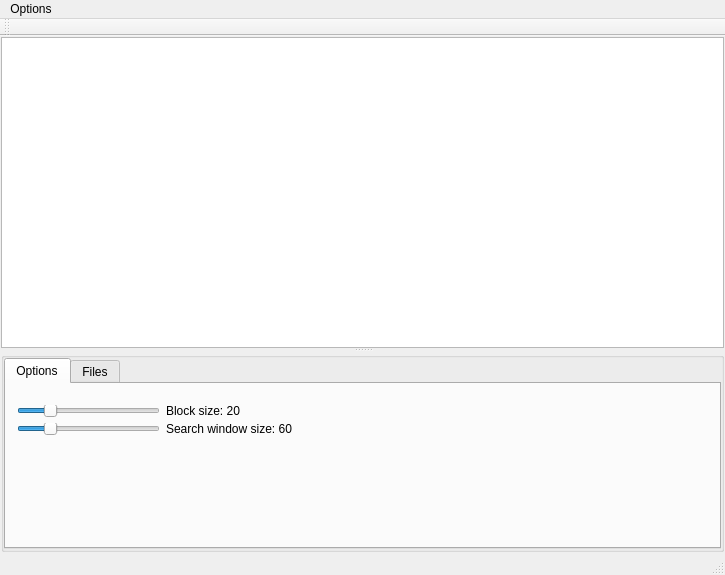
This is mainwindow.ui in andreisebastianc/Cloud-movement-detection-in-satellite-images as Qt 5 draws it before an edit. The edited form follows.
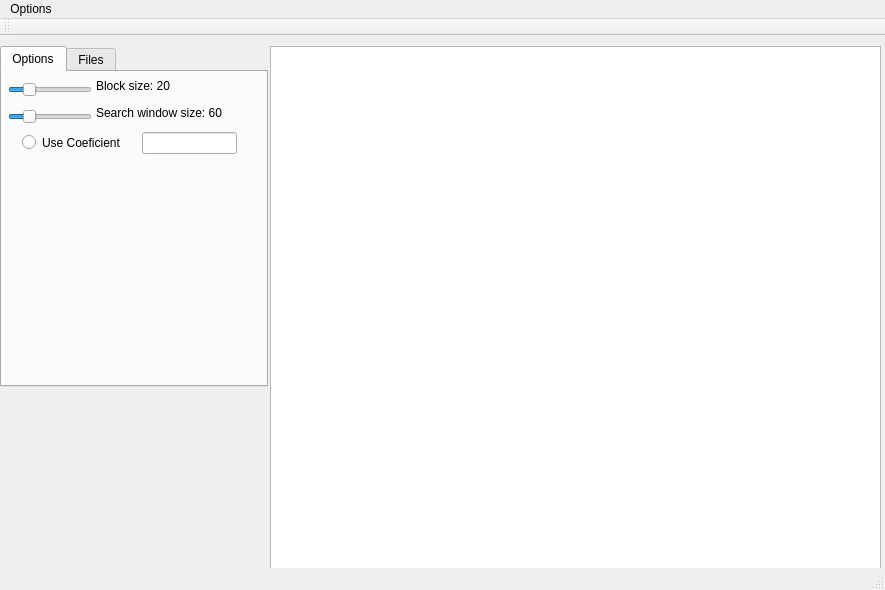
This is the edited form.

Commit message: Updated the algorithm used for BM. It now works, albeit with errors. Rearranged stuff in the design because it was not though out well. In the MainWindow a function that handles redrawing was added. There is currently a bug with the way movement lines are drawn. There needs to be implemented logic for when pictures that don't have width and height equal are used. There needs to be implemented a way to use files that are checked in the list widget. A grid must be implemented that rescales to the size of the block.

The edit to the form file:
```diff
--- a/mainwindow.ui
+++ b/mainwindow.ui
@@ -6,12 +6,12 @@
    <rect>
     <x>0</x>
     <y>0</y>
-    <width>725</width>
-    <height>575</height>
+    <width>885</width>
+    <height>590</height>
    </rect>
   </property>
   <property name="sizePolicy">
-   <sizepolicy hsizetype="Preferred" vsizetype="Fixed">
+   <sizepolicy hsizetype="Preferred" vsizetype="Preferred">
     <horstretch>0</horstretch>
     <verstretch>0</verstretch>
    </sizepolicy>
@@ -20,45 +20,15 @@
    <string>MainWindow</string>
   </property>
   <widget class="QWidget" name="centralWidget">
-   <layout class="QGridLayout" name="gridLayout_2">
-    <property name="margin">
-     <number>1</number>
-    </property>
-    <item row="0" column="0">
-     <widget class="QSplitter" name="splitter">
-      <property name="orientation">
-       <enum>Qt::Vertical</enum>
-      </property>
-      <widget class="QGraphicsView" name="imageDisplayer">
-       <property name="sizePolicy">
-        <sizepolicy hsizetype="Expanding" vsizetype="Preferred">
-         <horstretch>0</horstretch>
-         <verstretch>0</verstretch>
-        </sizepolicy>
-       </property>
-      </widget>
-      <widget class="QGroupBox" name="groupBox">
-       <property name="sizePolicy">
-        <sizepolicy hsizetype="Preferred" vsizetype="MinimumExpanding">
-         <horstretch>0</horstretch>
-         <verstretch>0</verstretch>
-        </sizepolicy>
-       </property>
-       <property name="maximumSize">
-        <size>
-         <width>16777215</width>
-         <height>200</height>
-        </size>
-       </property>
-       <property name="title">
-        <string/>
-       </property>
-       <layout class="QGridLayout" name="gridLayout">
-        <property name="margin">
-         <number>0</number>
-        </property>
-        <item row="1" column="0">
          <widget class="QTabWidget" name="tabWidget">
+    <property name="geometry">
+     <rect>
+      <x>0</x>
+      <y>10</y>
+      <width>268</width>
+      <height>341</height>
+     </rect>
+    </property>
           <property name="tabPosition">
            <enum>QTabWidget::North</enum>
           </property>
@@ -69,18 +39,63 @@
            <attribute name="title">
             <string>Options</string>
            </attribute>
-           <widget class="QWidget" name="layoutWidget">
+     <widget class="QRadioButton" name="radioButton">
             <property name="geometry">
              <rect>
-              <x>0</x>
-              <y>10</y>
-              <width>311</width>
-              <height>52</height>
-             </rect>
-            </property>
-            <layout class="QGridLayout" name="gridLayout_4">
-             <item row="0" column="0">
+        <x>20</x>
+        <y>60</y>
+        <width>107</width>
+        <height>21</height>
+       </rect>
+      </property>
+      <property name="text">
+       <string>Use Coeficient</string>
+      </property>
+     </widget>
+     <widget class="QLineEdit" name="lineEdit">
+      <property name="geometry">
+       <rect>
+        <x>140</x>
+        <y>60</y>
+        <width>95</width>
+        <height>22</height>
+       </rect>
+      </property>
+     </widget>
+     <widget class="QLabel" name="blockSizeLabel">
+      <property name="geometry">
+       <rect>
+        <x>94</x>
+        <y>6</y>
+        <width>140</width>
+        <height>16</height>
+       </rect>
+      </property>
+      <property name="minimumSize">
+       <size>
+        <width>140</width>
+        <height>0</height>
+       </size>
+      </property>
+      <property name="maximumSize">
+       <size>
+        <width>140</width>
+        <height>16777215</height>
+       </size>
+      </property>
+      <property name="text">
+       <string>Block size: 20</string>
+      </property>
+     </widget>
               <widget class="QSlider" name="blockSizeSlider">
+      <property name="geometry">
+       <rect>
+        <x>6</x>
+        <y>6</y>
+        <width>84</width>
+        <height>23</height>
+       </rect>
+      </property>
                <property name="maximum">
                 <number>100</number>
                </property>
@@ -91,9 +106,15 @@
                 <enum>Qt::Horizontal</enum>
                </property>
               </widget>
-             </item>
-             <item row="0" column="1">
-              <widget class="QLabel" name="blockSizeLabel">
+     <widget class="QLabel" name="searchWindowLabel">
+      <property name="geometry">
+       <rect>
+        <x>94</x>
+        <y>33</y>
+        <width>140</width>
+        <height>16</height>
+       </rect>
+      </property>
                <property name="minimumSize">
                 <size>
                  <width>140</width>
@@ -107,12 +128,18 @@
                 </size>
                </property>
                <property name="text">
-                <string>Block size: 20</string>
-               </property>
-              </widget>
-             </item>
-             <item row="1" column="0">
+       <string>Search window size: 60</string>
+      </property>
+     </widget>
               <widget class="QSlider" name="searchWindowSlider">
+      <property name="geometry">
+       <rect>
+        <x>6</x>
+        <y>33</y>
+        <width>84</width>
+        <height>23</height>
+       </rect>
+      </property>
                <property name="maximum">
                 <number>300</number>
                </property>
@@ -123,28 +150,6 @@
                 <enum>Qt::Horizontal</enum>
                </property>
               </widget>
-             </item>
-             <item row="1" column="1">
-              <widget class="QLabel" name="searchWindowLabel">
-               <property name="minimumSize">
-                <size>
-                 <width>140</width>
-                 <height>0</height>
-                </size>
-               </property>
-               <property name="maximumSize">
-                <size>
-                 <width>140</width>
-                 <height>16777215</height>
-                </size>
-               </property>
-               <property name="text">
-                <string>Search window size: 60</string>
-               </property>
-              </widget>
-             </item>
-            </layout>
-           </widget>
           </widget>
           <widget class="QWidget" name="filesTab">
            <attribute name="title">
@@ -185,19 +190,33 @@
            </layout>
           </widget>
          </widget>
-        </item>
-       </layout>
-      </widget>
-     </widget>
-    </item>
-   </layout>
+   <widget class="QGraphicsView" name="imageDisplayer">
+    <property name="geometry">
+     <rect>
+      <x>270</x>
+      <y>10</y>
+      <width>611</width>
+      <height>531</height>
+     </rect>
+    </property>
+    <property name="sizePolicy">
+     <sizepolicy hsizetype="Expanding" vsizetype="Preferred">
+      <horstretch>0</horstretch>
+      <verstretch>0</verstretch>
+     </sizepolicy>
+    </property>
+   </widget>
+   <zorder>splitter</zorder>
+   <zorder>tabWidget</zorder>
+   <zorder>tabWidget</zorder>
+   <zorder>verticalScrollBar</zorder>
   </widget>
   <widget class="QMenuBar" name="menuBar">
    <property name="geometry">
     <rect>
      <x>0</x>
      <y>0</y>
-     <width>725</width>
+     <width>885</width>
      <height>20</height>
     </rect>
    </property>
```
Left out of the diff: 6 changed lines with no effect on the pictures. Lines whose indentation alone changed are shown as unchanged. The commit also changes 3 other files.
